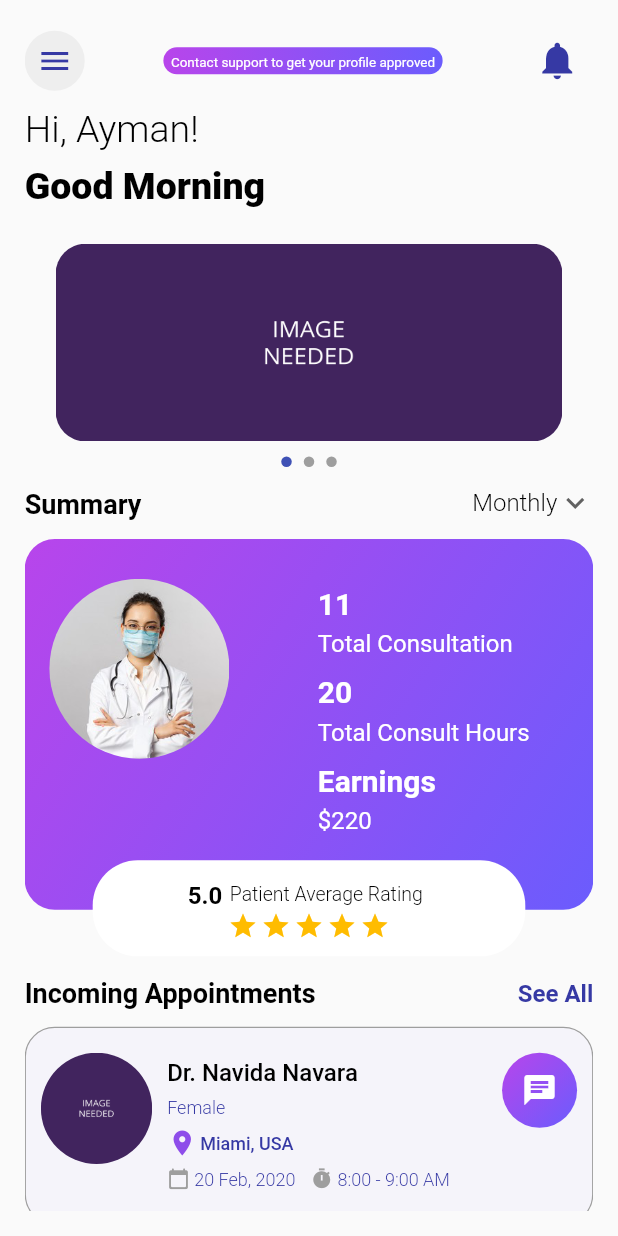
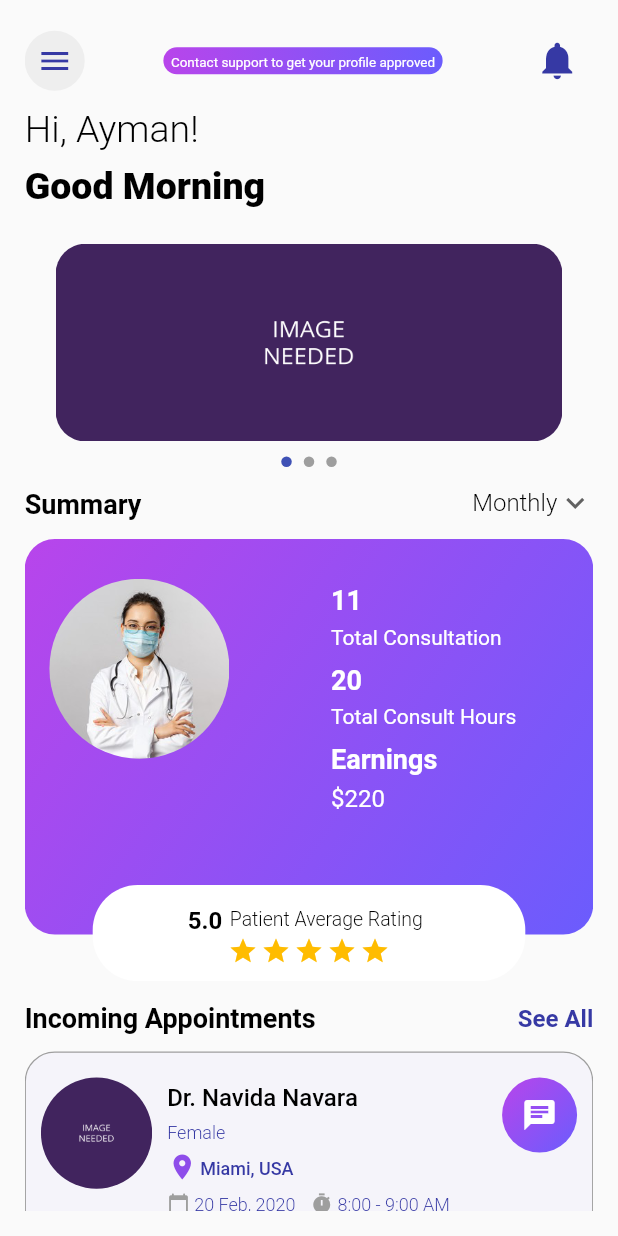
Before and after one commit to abdullahnajam/patient_app, a Flutter app: the HomePage screen opened directly, on a phone screen of 412 x 824 dp. Run offline on Flutter 3.47's test engine with Material 2 defaults, Android fonts, the phone set to English and light mode, and no system bars; drawn by our look-alikes of flutter_rating_bar, smooth_page_indicator; our stand-ins replace date_format, date_picker_timeline, datetime_picker_formfield, dropdown_search, fluttertoast, google_nav_bar and 4 more.

Commit message:
Minor Ui Changes

```diff
--- a/lib/screens/HomeScreen.dart
+++ b/lib/screens/HomeScreen.dart
@@ -197,7 +197,7 @@ class _HomePageState extends State<HomePage> {
               children: [
                 Container(
                     //margin: EdgeInsets.all(margin),
-                    height: height*0.3,
+                    height: height*0.32,
                     decoration: BoxDecoration(
                         borderRadius: BorderRadius.circular(20),
                         gradient: LinearGradient(colors: [COLOR_LIGHT_PURPLE, COLOR_LIGHT_BLUE],
@@ -236,13 +236,13 @@ class _HomePageState extends State<HomePage> {
                                 crossAxisAlignment: CrossAxisAlignment.start,
                                 children: [
                                   SizedBox(height: margin,),
-                                  Text("11",style: TextStyle(color: Colors.white,fontWeight: FontWeight.w600,fontSize: 20),),
-                                  Text("Total Consultation",style: TextStyle(color: Colors.white,fontWeight: FontWeight.w400,fontSize: 16,),),
+                                  Text("11",style: TextStyle(color: Colors.white,fontWeight: FontWeight.w600,fontSize: 18),),
+                                  Text("Total Consultation",style: TextStyle(color: Colors.white,fontWeight: FontWeight.w400,fontSize: 14,),),
                                   SizedBox(height: 5,),
-                                  Text("20",style: TextStyle(color: Colors.white,fontWeight: FontWeight.w600,fontSize: 20),),
-                                  Text("Total Consult Hours",style: TextStyle(color: Colors.white,fontWeight: FontWeight.w400,fontSize: 16),),
+                                  Text("20",style: TextStyle(color: Colors.white,fontWeight: FontWeight.w600,fontSize: 18),),
+                                  Text("Total Consult Hours",style: TextStyle(color: Colors.white,fontWeight: FontWeight.w400,fontSize: 14),),
                                   SizedBox(height: 5,),
-                                  Text("Earnings",style: TextStyle(color: Colors.white,fontWeight: FontWeight.bold,fontSize: 20),),
+                                  Text("Earnings",style: TextStyle(color: Colors.white,fontWeight: FontWeight.bold,fontSize: 18),),
                                   Text("\$220",style: TextStyle(color: Colors.white,fontWeight: FontWeight.w400,fontSize: 16),),
 
                                 ],
@@ -258,7 +258,7 @@ class _HomePageState extends State<HomePage> {
                   child: Container(
                     padding: EdgeInsets.all(10),
                     width: width*0.7,
-                    margin: EdgeInsets.only(top: height*0.26),
+                    margin: EdgeInsets.only(top: height*0.28),
                     decoration: BoxDecoration(
                         borderRadius: BorderRadius.circular(30),
                         color: Colors.white
--- a/lib/screens/reviews.dart
+++ b/lib/screens/reviews.dart
@@ -219,6 +219,8 @@ class _ReviewsState extends State<Reviews> {
 
                               ],
                             ),
+                            Text("The doctor was just fine",style: TextStyle(color: Colors.black,fontWeight: FontWeight.w300,fontSize: 14),),
+
                           ],
                         ),
                       )
--- a/lib/screens/splash.dart
+++ b/lib/screens/splash.dart
@@ -1,6 +1,3 @@
-import 'dart:async';
-
-import 'package:doctor_app/screens/HomeScreen.dart';
 import 'package:doctor_app/screens/onBoardingScreen.dart';
 import 'package:doctor_app/utils/constants.dart';
 import 'package:flutter/cupertino.dart';
```
Also changed, not shown: lib/screens/ProfileScreen.dart (+9 -6 lines), lib/screens/onBoardingScreen.dart (+6 -6 lines), assets/images/2.png, pubspec.lock.
